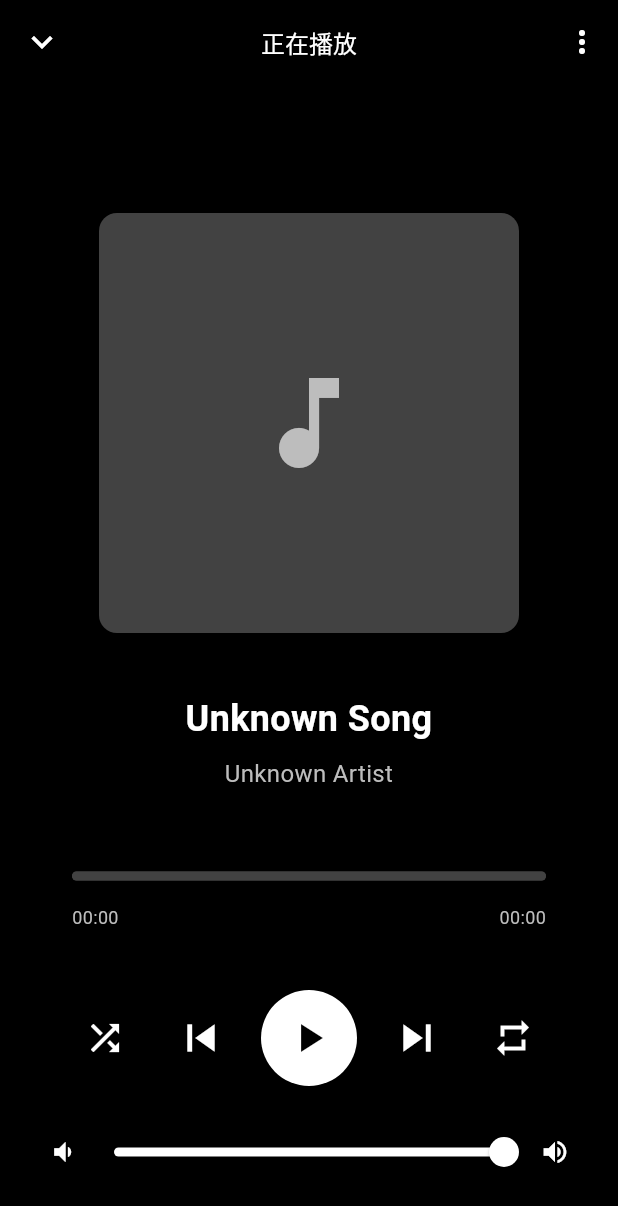
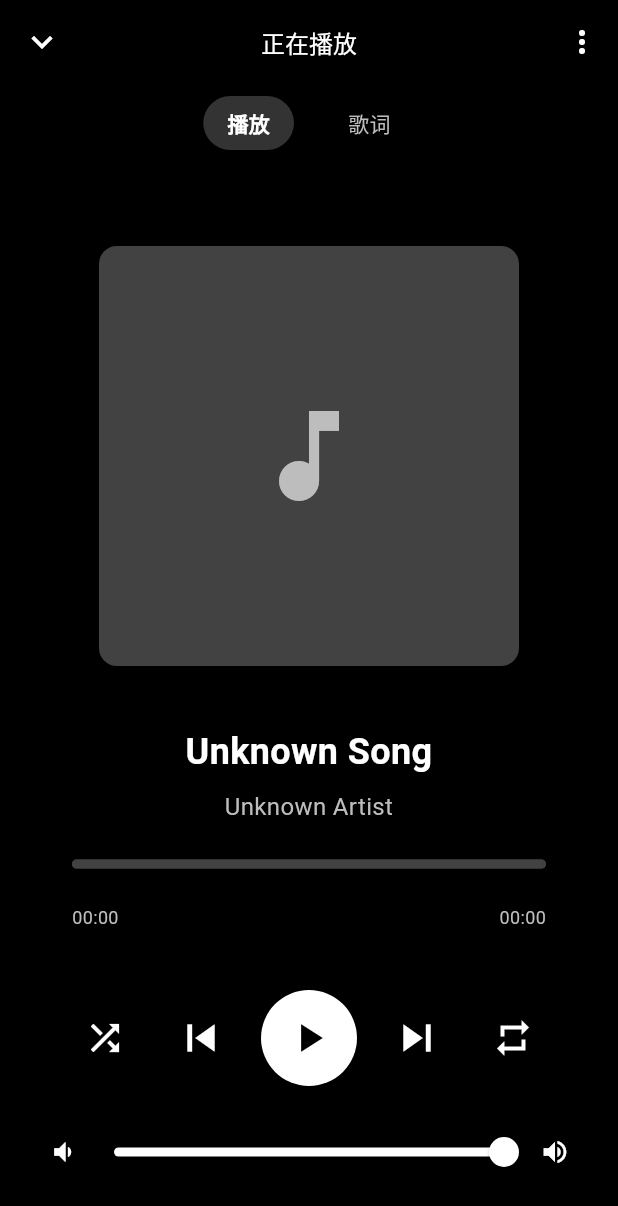
Before and after one commit to AimMetal-jy/AuraLab2, a Flutter app: the MusicPlayerPage screen opened by its route, on a phone screen of 412 x 824 dp. Shown: the top 1206 px of the screen. Run offline on Flutter 3.47's test engine with Material 3 defaults, Android fonts, the phone set to English and light mode, and no system bars; our stand-ins replace audioplayers, dio, go_router, sqflite; accounts and stored records are empty.

Commit message:
feat(音乐播放器): 增加歌词页面并优化进度条交互
- 将音乐播放页面重构为包含播放器和歌词的双页面布局
- 增加页面指示器和切换功能
- 增大进度条触摸区域以提升用户体验
- 暂时禁用拖拽指示器功能

```diff
--- a/lib/screens/music_player_page.dart
+++ b/lib/screens/music_player_page.dart
@@ -4,8 +4,16 @@ import 'package:go_router/go_router.dart';
 import '../services/audio_player_service.dart';
 import '../widgets/music_bar.dart';
 
-class MusicPlayerPage extends StatelessWidget {
+class MusicPlayerPage extends StatefulWidget {
   const MusicPlayerPage({super.key});
+
+  @override
+  State<MusicPlayerPage> createState() => _MusicPlayerPageState();
+}
+
+class _MusicPlayerPageState extends State<MusicPlayerPage> {
+  final PageController _pageController = PageController();
+  int _currentPageIndex = 0;
 
   @override
   Widget build(BuildContext context) {
@@ -34,8 +42,72 @@ class MusicPlayerPage extends StatelessWidget {
         builder: (context, audioService, child) {
           return Column(
             children: [
+              // 页面指示器
+              Container(
+                padding: const EdgeInsets.symmetric(vertical: 8.0),
+                child: Row(
+                  mainAxisAlignment: MainAxisAlignment.center,
+                  children: [
+                    _buildPageIndicator(0, '播放'),
+                    const SizedBox(width: 20),
+                    _buildPageIndicator(1, '歌词'),
+                  ],
+                ),
+              ),
               Expanded(
-                child: Padding(
+                child: PageView(
+                  controller: _pageController,
+                  physics: const NeverScrollableScrollPhysics(),
+                  onPageChanged: (index) {
+                    setState(() {
+                      _currentPageIndex = index;
+                    });
+                  },
+                  children: [
+                    // 播放器页面
+                    _buildPlayerPage(audioService),
+                    // 歌词页面
+                    _buildLyricsPage(audioService),
+                  ],
+                ),
+              ),
+            ],
+          );
+        },
+      ),
+    );
+  }
+
+  Widget _buildPageIndicator(int index, String title) {
+    final isActive = _currentPageIndex == index;
+    return GestureDetector(
+      onTap: () {
+        _pageController.animateToPage(
+          index,
+          duration: const Duration(milliseconds: 300),
+          curve: Curves.easeInOut,
+        );
+      },
+      child: Container(
+        padding: const EdgeInsets.symmetric(horizontal: 16, vertical: 8),
+        decoration: BoxDecoration(
+          color: isActive ? Colors.white.withValues(alpha: 0.2) : Colors.transparent,
+          borderRadius: BorderRadius.circular(20),
+        ),
+        child: Text(
+          title,
+          style: TextStyle(
+            color: isActive ? Colors.white : Colors.grey[400],
+            fontSize: 14,
+            fontWeight: isActive ? FontWeight.w600 : FontWeight.normal,
+          ),
+        ),
+      ),
+    );
+  }
+
+  Widget _buildPlayerPage(AudioPlayerService audioService) {
+    return Padding(
       padding: const EdgeInsets.all(32.0),
       child: Column(
         children: [
@@ -218,11 +290,68 @@ class MusicPlayerPage extends StatelessWidget {
            ),
          ],
        ),
+     );
+   }
+
+  Widget _buildLyricsPage(AudioPlayerService audioService) {
+    return Padding(
+      padding: const EdgeInsets.all(32.0),
+      child: Column(
+        children: [
+          const Spacer(),
+          // 歌词显示区域
+          Expanded(
+            flex: 3,
+            child: Container(
+              width: double.infinity,
+              padding: const EdgeInsets.all(24.0),
+              decoration: BoxDecoration(
+                color: Colors.grey[900]?.withValues(alpha: 0.3),
+                borderRadius: BorderRadius.circular(16),
+                border: Border.all(
+                  color: Colors.grey[700]!,
+                  width: 1,
+                ),
+              ),
+              child: _buildLyricsContent(audioService),
+            ),
+          ),
+          const Spacer(),
+        ],
+      ),
+    );
+  }
+
+  Widget _buildLyricsContent(AudioPlayerService audioService) {
+    // 这里可以根据实际需求从audioService或其他地方获取歌词
+    // 目前显示无歌词提示
+    return const Center(
+      child: Column(
+        mainAxisAlignment: MainAxisAlignment.center,
+        children: [
+          Icon(
+            Icons.music_note_outlined,
+            color: Colors.grey,
+            size: 64,
+          ),
+          SizedBox(height: 16),
+          Text(
+            '暂无歌词文件',
+            style: TextStyle(
+              color: Colors.grey,
+              fontSize: 18,
+              fontWeight: FontWeight.w500,
+            ),
+          ),
+          SizedBox(height: 8),
+          Text(
+            '享受纯音乐的美妙时光',
+            style: TextStyle(
+              color: Colors.grey,
+              fontSize: 14,
             ),
           ),
         ],
-          );
-        },
       ),
     );
   }
--- a/lib/widgets/music_bar.dart
+++ b/lib/widgets/music_bar.dart
@@ -217,7 +217,7 @@ class _ClickableProgressBarState extends State<ClickableProgressBar> {
         });
       },
       child: Container(
-        height: widget.height + 8, // 适度增加触摸区域
+        height: widget.height + 16, // 增加触摸区域
         alignment: Alignment.topCenter, // 顶部对齐
         child: LayoutBuilder(
           builder: (context, constraints) {
@@ -250,27 +250,30 @@ class _ClickableProgressBarState extends State<ClickableProgressBar> {
                       ),
                     ),
                   ),
-                  // 拖拽指示器
-                  if (_isDragging)
-                    Positioned(
-                      left: (displayProgress.clamp(0.0, 1.0) * constraints.maxWidth - 6).clamp(0.0, constraints.maxWidth - 12),
-                      top: (widget.height - 12) / 2,
-                      child: Container(
-                        width: 12,
-                        height: 12,
-                        decoration: BoxDecoration(
-                          color: widget.valueColor ?? Theme.of(context).primaryColor,
-                          shape: BoxShape.circle,
-                          boxShadow: [
-                            BoxShadow(
-                              color: const Color.fromRGBO(0, 0, 0, 0.2),
-                              blurRadius: 4,
-                              offset: const Offset(0, 2),
-                            ),
-                          ],
-                        ),
-                      ),
-                    ),
+                  // 拖拽指示器 - 已禁用
+                  // Positioned(
+                  //   left: (displayProgress.clamp(0.0, 1.0) * constraints.maxWidth - 12).clamp(0.0, constraints.maxWidth - 24),
+                  //   top: (widget.height - 24) / 2,
+                  //   child: Container(
+                  //     width: 24,
+                  //     height: 24,
+                  //     decoration: BoxDecoration(
+                  //       color: widget.valueColor ?? Theme.of(context).primaryColor,
+                  //       shape: BoxShape.circle,
+                  //       border: Border.all(
+                  //         color: Colors.white,
+                  //         width: 3,
+                  //       ),
+                  //       boxShadow: [
+                  //         BoxShadow(
+                  //           color: const Color.fromRGBO(0, 0, 0, 0.4),
+                  //           blurRadius: 8,
+                  //           offset: const Offset(0, 3),
+                  //         ),
+                  //       ],
+                  //     ),
+                  //   ),
+                  // ),
                 ],
               ),
             );
```
Lines whose indentation alone changed are shown as unchanged.
